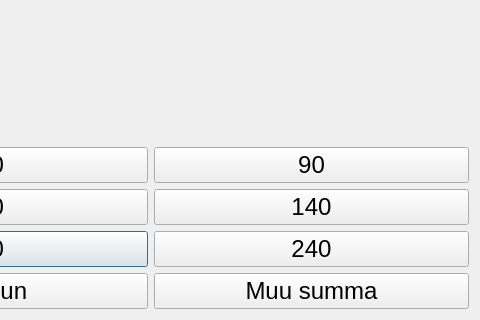
This is bank-automat/otto.ui in Samulimv/mybankautomat_project as Qt 5 draws it before an edit; both pictures show x 178 to 658 and y 258 to 578 of the 658 by 578 pixel window. The edited form follows.
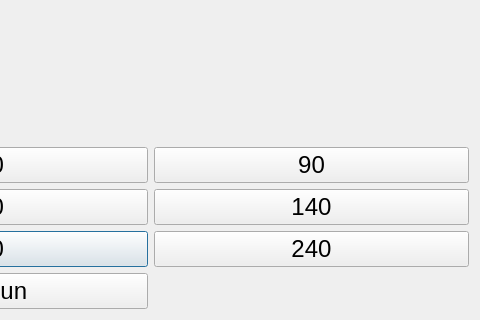
This is the edited form.

Patch:
```diff
--- a/bank-automat/otto.ui
+++ b/bank-automat/otto.ui
@@ -29,18 +29,6 @@
      </property>
     </widget>
    </item>
-   <item row="6" column="1">
-    <widget class="QPushButton" name="muusumma">
-     <property name="font">
-      <font>
-       <pointsize>18</pointsize>
-      </font>
-     </property>
-     <property name="text">
-      <string>Muu summa</string>
-     </property>
-    </widget>
-   </item>
    <item row="1" column="0" colspan="2" alignment="Qt::AlignHCenter|Qt::AlignVCenter">
     <widget class="QLabel" name="label">
      <property name="font">
```
